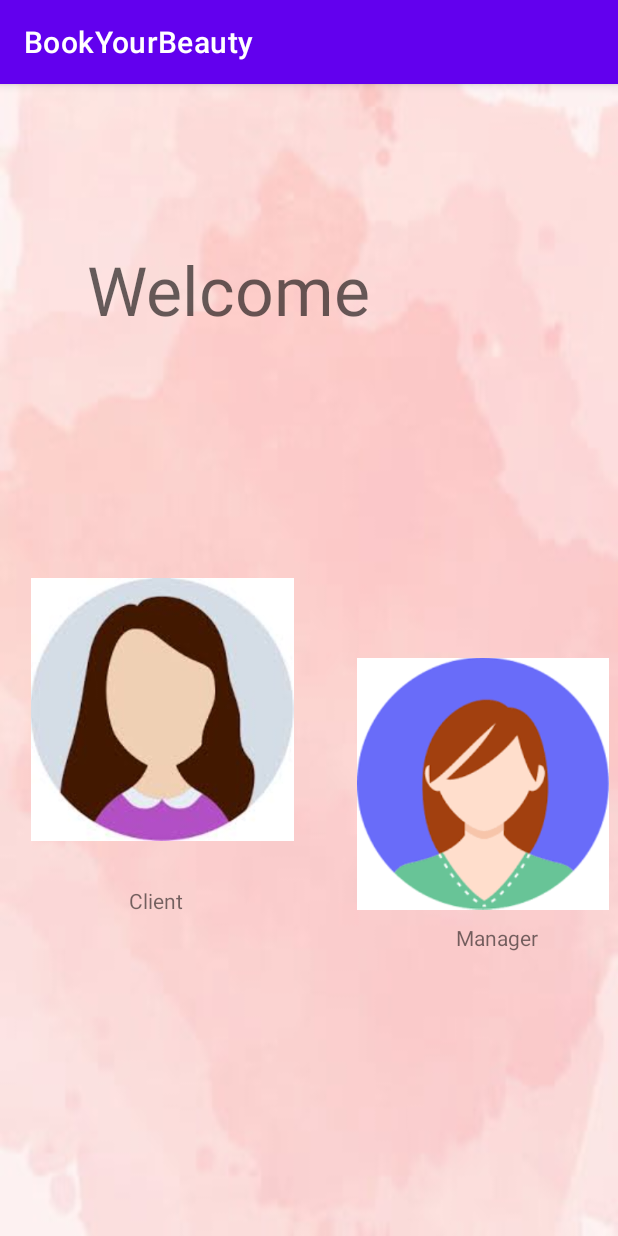
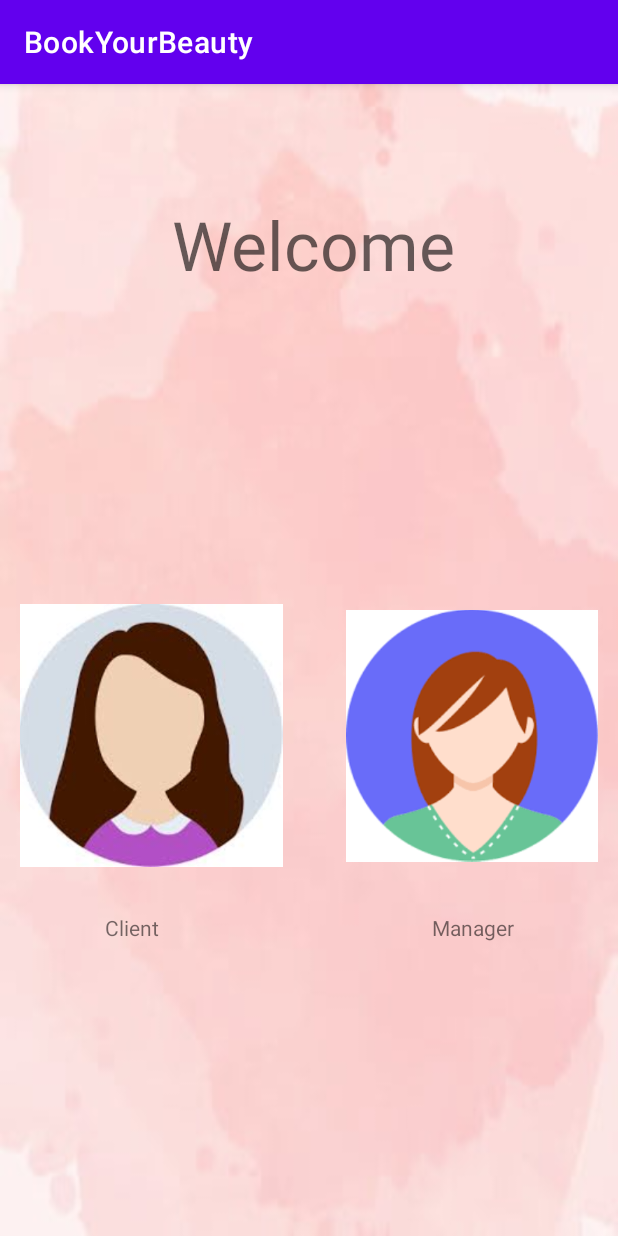
Before and after one commit to RebeccaKakon/BookYourBeautyProject, an Android app: the screen it shows after launch (MainActivity), on a phone screen of 412 x 824 dp. Run offline under Robolectric (Android 15) with nearby library versions, the phone set to English and light mode, and no system bars.

Commit message:
Fix little chang un the design

```diff
--- a/app/src/main/res/layout/activity_main.xml
+++ b/app/src/main/res/layout/activity_main.xml
@@ -10,13 +10,11 @@
 
     <TextView
         android:id="@+id/Welcome"
-        android:layout_width="296dp"
-        android:layout_height="72dp"
+        android:layout_width="240dp"
+        android:layout_height="70dp"
         android:layout_marginStart="57dp"
         android:layout_marginLeft="57dp"
         android:layout_marginTop="138dp"
-        android:layout_marginEnd="58dp"
-        android:layout_marginRight="58dp"
         android:layout_marginBottom="100dp"
         android:text="Welcome"
         android:textAppearance="@style/TextAppearance.AppCompat.Display2"
@@ -32,8 +30,8 @@
         android:layout_marginStart="20dp"
         android:layout_marginLeft="20dp"
         android:layout_marginTop="100dp"
-        android:layout_marginEnd="16dp"
-        android:layout_marginRight="16dp"
+        android:layout_marginEnd="30dp"
+        android:layout_marginRight="30dp"
         android:layout_marginBottom="246dp"
         app:layout_constraintBottom_toBottomOf="parent"
         app:layout_constraintEnd_toEndOf="parent"
@@ -47,7 +45,7 @@
         android:layout_height="175dp"
         android:layout_marginStart="27dp"
         android:layout_marginLeft="27dp"
-        android:layout_marginTop="133dp"
+        android:layout_marginTop="200dp"
         android:layout_marginEnd="20dp"
         android:layout_marginRight="20dp"
         android:layout_marginBottom="246dp"
@@ -63,9 +61,9 @@
         android:layout_height="wrap_content"
         android:layout_marginStart="172dp"
         android:layout_marginLeft="172dp"
-        android:layout_marginTop="22dp"
-        android:layout_marginEnd="67dp"
-        android:layout_marginRight="67dp"
+        android:layout_marginTop="40dp"
+        android:layout_marginEnd="100dp"
+        android:layout_marginRight="100dp"
         android:layout_marginBottom="205dp"
         android:text="Manager"
         app:layout_constraintBottom_toBottomOf="parent"
@@ -79,7 +77,7 @@
         android:layout_height="wrap_content"
         android:layout_marginStart="100dp"
         android:layout_marginLeft="100dp"
-        android:layout_marginTop="22dp"
+        android:layout_marginTop="40dp"
         android:layout_marginEnd="10dp"
         android:layout_marginRight="10dp"
         android:layout_marginBottom="205dp"
--- a/app/src/main/res/layout/activity_register.xml
+++ b/app/src/main/res/layout/activity_register.xml
@@ -46,8 +46,8 @@
         android:id="@+id/Date"
         android:layout_width="wrap_content"
         android:layout_height="wrap_content"
-        android:layout_marginStart="120dp"
-        android:layout_marginLeft="120dp"
+        android:layout_marginStart="110dp"
+        android:layout_marginLeft="110dp"
         android:layout_marginEnd="19dp"
         android:layout_marginRight="19dp"
         android:layout_marginBottom="40dp"
```
